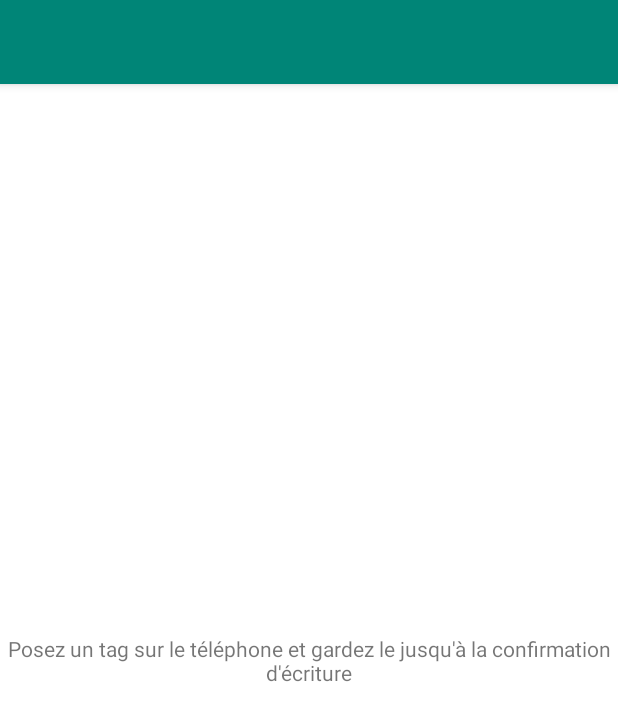
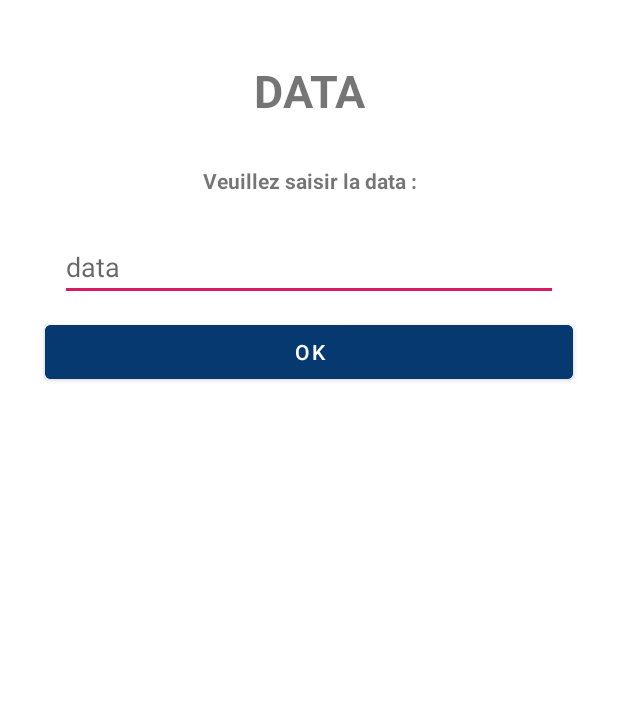
Before and after one commit to Imane-Rahoui/NFC_Project, an Android app: the NFCWriterActivity screen opened directly, with no data from a screen before it, on a phone screen of 412 x 824 dp. Shown: the top 721 px of the screen. Run offline under Robolectric (Android 15) with nearby library versions, the phone set to English and light mode, and no system bars.

Commit message:
form and write NFC done

```diff
--- a/app/src/main/java/org/mbds/nfctag/write/NFCWriterActivity.java
+++ b/app/src/main/java/org/mbds/nfctag/write/NFCWriterActivity.java
@@ -5,6 +5,9 @@ import android.content.Intent;
 import android.nfc.NfcAdapter;
 import android.nfc.Tag;
 import android.os.Bundle;
+import android.view.View;
+import android.widget.Button;
+import android.widget.EditText;
 import android.widget.Toast;
 
 import androidx.annotation.Nullable;
@@ -19,11 +22,16 @@ public class NFCWriterActivity extends AppCompatActivity {
 
     private NfcAdapter nfcAdapter;
     private PendingIntent pendingIntent;
-
     private NfcTagViewModel viewModel;
 
-    // TODO Analyser le code et comprendre ce qui est fait
-    // TODO Ajouter un formulaire permettant à un utilisateur d'entrer le texte à mettre dans le tag
+    Button ok;
+    EditText data;
+    View formulaire;
+    View cardReader;
+
+
+    // TODO Analyser le code et comprendre ce qui est fait // done
+    // TODO Ajouter un formulaire permettant à un utilisateur d'entrer le texte à mettre dans le tag // done
     // TODO Le texte peut être 1) une URL 2) un numéro de téléphone 3) un plain texte
     // TODO Utiliser le view binding
     // TODO L'app ne doit pas crasher si les tags sont mal formattés
@@ -32,6 +40,11 @@ public class NFCWriterActivity extends AppCompatActivity {
     protected void onCreate(@Nullable Bundle savedInstanceState) {
         super.onCreate(savedInstanceState);
         setContentView(R.layout.write_tag_layout);
+
+        ok = findViewById(R.id.submit);
+        data = findViewById(R.id.data);
+        formulaire = findViewById(R.id.formulaire);
+        cardReader = findViewById(R.id.card_reader);
 
         // init ViewModel
         viewModel = new ViewModelProvider(this).get(NfcTagViewModel.class);
@@ -47,6 +60,16 @@ public class NFCWriterActivity extends AppCompatActivity {
         pendingIntent = PendingIntent.getActivity(this, 0, new Intent(this, getClass()).
                 addFlags(Intent.FLAG_ACTIVITY_SINGLE_TOP), 0);
         // single top flag avoids activity multiple instances launching
+
+        ok.setOnClickListener(new View.OnClickListener() {
+            @Override
+            public void onClick(View view) {
+               // Toast.makeText(NFCWriterActivity.this, data.getText(), Toast.LENGTH_SHORT).show();
+                formulaire.setVisibility(View.GONE);
+                cardReader.setVisibility(View.VISIBLE);
+
+            }
+        });
     }
 
     @Override
@@ -99,7 +122,7 @@ public class NFCWriterActivity extends AppCompatActivity {
      */
     @Override
     public void onNewIntent(Intent intent) {
-
+        if (formulaire.getVisibility()==View.GONE) {
             super.onNewIntent(intent);
             String action = intent.getAction();
             // check the event was triggered by the tag discovery
@@ -108,9 +131,10 @@ public class NFCWriterActivity extends AppCompatActivity {
                     || NfcAdapter.ACTION_NDEF_DISCOVERED.equals(action)) {
                 // get the tag object from the received intent
                 Tag tag = intent.getParcelableExtra(NfcAdapter.EXTRA_TAG);
-            viewModel.writeTag("hello MBDS", tag, TagType.TEXT);
+                viewModel.writeTag(data.getText().toString(), tag, TagType.TEXT);
             } else {
                 // TODO Indiquer à l'utilisateur que ce type de tag n'est pas supporté
             }
         }
     }
+}
--- a/app/src/main/res/layout/activity_main.xml
+++ b/app/src/main/res/layout/activity_main.xml
@@ -19,7 +19,7 @@
             android:id="@+id/toolbar"
             android:layout_width="match_parent"
             android:layout_height="wrap_content"
-            android:background="?attr/colorPrimary"
+            android:background="@color/blue"
             app:popupTheme="@style/AppTheme.PopupOverlay" />
 
     </com.google.android.material.appbar.AppBarLayout>
@@ -29,6 +29,7 @@
         android:layout_width="0dp"
         android:layout_height="wrap_content"
         android:text="@string/nfc_read_tag"
+        android:backgroundTint="@color/blue"
         app:layout_constraintEnd_toEndOf="parent"
         app:layout_constraintStart_toStartOf="parent"
         app:layout_constraintTop_toBottomOf="@+id/app_bar" />
@@ -38,6 +39,7 @@
         android:layout_width="0dp"
         android:layout_height="wrap_content"
         android:text="@string/nfc_write_ndef"
+        android:backgroundTint="@color/blue"
         app:layout_constraintEnd_toEndOf="parent"
         app:layout_constraintStart_toStartOf="parent"
         app:layout_constraintTop_toBottomOf="@+id/btn_read_tag" />
--- a/app/src/main/res/layout/read_tag_layout.xml
+++ b/app/src/main/res/layout/read_tag_layout.xml
@@ -17,7 +17,7 @@
             android:id="@+id/toolbar"
             android:layout_width="match_parent"
             android:layout_height="wrap_content"
-            android:background="?attr/colorPrimary"
+            android:background="@color/blue"
             app:popupTheme="@style/AppTheme.PopupOverlay" />
 
     </com.google.android.material.appbar.AppBarLayout>
--- a/app/src/main/res/layout/write_tag_layout.xml
+++ b/app/src/main/res/layout/write_tag_layout.xml
@@ -1,37 +1,104 @@
 <?xml version="1.0" encoding="utf-8"?>
 <androidx.constraintlayout.widget.ConstraintLayout xmlns:android="http://schemas.android.com/apk/res/android"
     xmlns:app="http://schemas.android.com/apk/res-auto"
+    xmlns:tools="http://schemas.android.com/tools"
     android:layout_width="match_parent"
-    android:layout_height="match_parent">
+    android:layout_height="match_parent"
+    android:layout_margin="20dp"
+    android:orientation="vertical"
 
-    <com.google.android.material.appbar.AppBarLayout
-        android:id="@+id/app_bar"
+    >
+
+    <androidx.constraintlayout.widget.Group
+        android:id="@+id/formulaire"
+        android:layout_width="match_parent"
+        android:layout_height="match_parent"
+        app:constraint_referenced_ids="titleData,quest,data,submit"/>
+
+    <androidx.constraintlayout.widget.Group
+        android:id="@+id/card_reader"
+        android:visibility="gone"
+        android:layout_width="match_parent"
+        app:constraint_referenced_ids="txtView1,card_reader_back"
+        android:layout_height="match_parent"/>
+
+    <TextView
+        android:id="@+id/titleData"
+        android:layout_width="match_parent"
+        android:layout_height="wrap_content"
+        android:layout_margin="20dp"
+        android:gravity="center"
+        android:text="DATA"
+        android:textSize="30dp"
+        android:textStyle="bold"
+        app:layout_constraintEnd_toEndOf="parent"
+        app:layout_constraintStart_toStartOf="parent"
+        app:layout_constraintTop_toTopOf="parent" />
+
+
+    <TextView
+        android:id="@+id/quest"
+        android:layout_width="match_parent"
+        android:layout_height="40dp"
+        android:layout_margin="20dp"
+        android:gravity="center"
+        android:text="Veuillez saisir la data :"
+        android:textStyle="bold"
+        app:layout_constraintEnd_toEndOf="@+id/titleData"
+        app:layout_constraintStart_toStartOf="@+id/titleData"
+        app:layout_constraintTop_toBottomOf="@+id/titleData"
+
+        />
+
+
+    <EditText
+        android:id="@+id/data"
+        android:layout_width="match_parent"
+        android:layout_height="40dp"
+        android:layout_margin="20dp"
+        android:ems="20"
+        android:hint="data"
+        android:inputType="text"
+        app:layout_constraintEnd_toEndOf="@+id/titleData"
+        app:layout_constraintStart_toStartOf="@+id/titleData"
+        app:layout_constraintTop_toBottomOf="@+id/quest" />
+
+    <Button
+        android:id="@+id/submit"
+        android:layout_width="match_parent"
+        android:layout_height="wrap_content"
+        android:layout_marginLeft="10dp"
+        android:layout_marginTop="10dp"
+        android:layout_marginRight="10dp"
+        android:backgroundTint="@color/blue"
+        android:text="OK"
+        android:textColor="@color/white"
+        app:layout_constraintEnd_toEndOf="@id/titleData"
+        app:layout_constraintStart_toStartOf="@+id/titleData"
+        app:layout_constraintTop_toBottomOf="@+id/data"
+
+        />
+
+    <include
+        android:id="@+id/card_reader_back"
+        layout="@layout/card_reader"
         android:layout_width="0dp"
         android:layout_height="wrap_content"
-        android:theme="@style/AppTheme.AppBarOverlay"
         app:layout_constraintEnd_toEndOf="parent"
         app:layout_constraintStart_toStartOf="parent"
-        app:layout_constraintTop_toTopOf="parent">
-
-        <androidx.appcompat.widget.Toolbar
-            android:id="@+id/toolbar"
-            android:layout_width="match_parent"
-            android:layout_height="wrap_content"
-            android:background="?attr/colorPrimary"
-            app:popupTheme="@style/AppTheme.PopupOverlay" />
-
-    </com.google.android.material.appbar.AppBarLayout>
+        app:layout_constraintTop_toBottomOf="@+id/submit" />
 
     <TextView
         android:id="@+id/txtView1"
         android:layout_width="match_parent"
         android:layout_height="wrap_content"
         android:layout_gravity="center"
-        android:text="@string/write_tag"
+        android:text="@string/read_tag"
         android:textAlignment="center"
         app:layout_constraintBottom_toBottomOf="parent"
         app:layout_constraintLeft_toLeftOf="parent"
         app:layout_constraintRight_toRightOf="parent"
-        app:layout_constraintTop_toBottomOf="@+id/app_bar" />
+        app:layout_constraintTop_toBottomOf="@+id/card_reader_back" />
+
 
 </androidx.constraintlayout.widget.ConstraintLayout>
--- a/app/src/main/res/values/colors.xml
+++ b/app/src/main/res/values/colors.xml
@@ -11,4 +11,5 @@
     <color name="black">#FF000000</color>
     <color name="white">#FFFFFFFF</color>
     <color name="white_estia">#EA1414</color>
+    <color name="blue">#063970</color>
 </resources>
```
Lines whose indentation alone changed are shown as unchanged.
